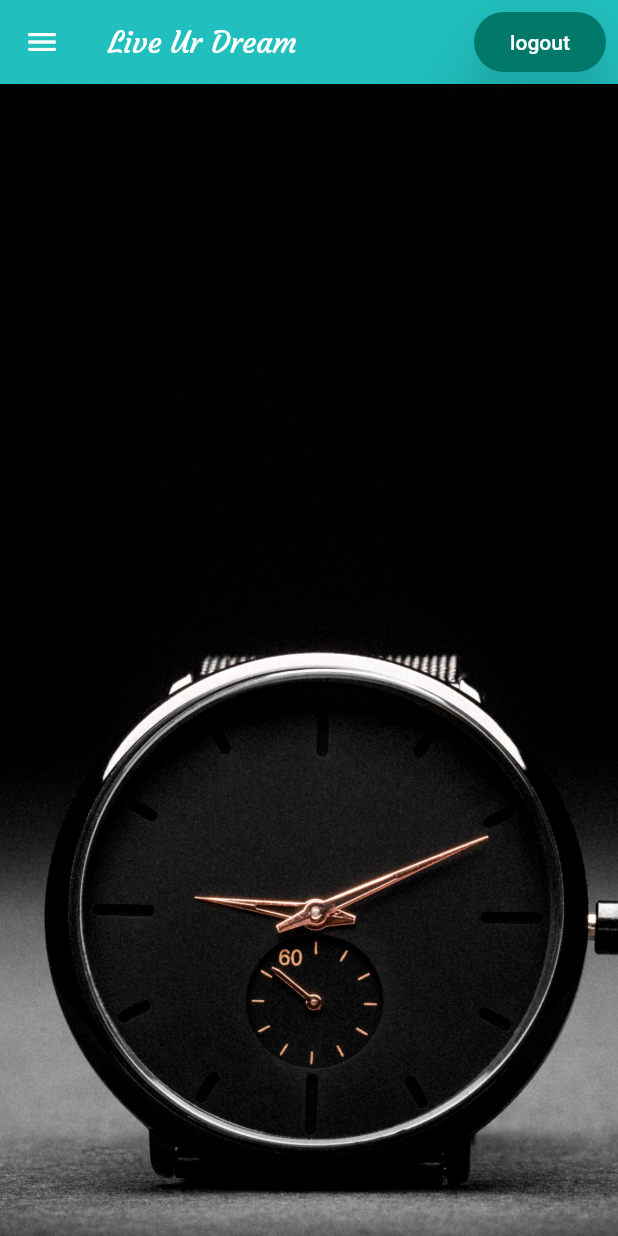
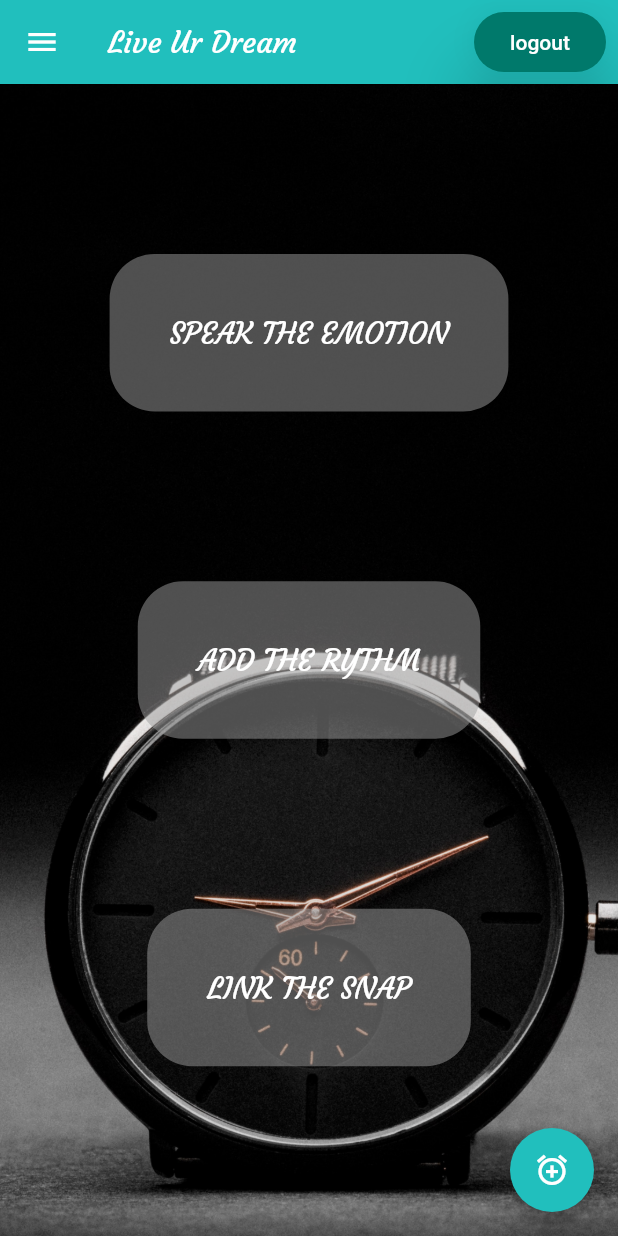
Before and after one commit to Manisha0027/Kick-L, a Flutter app: the screen it shows once a user with an empty profile is signed in, on a phone screen of 412 x 824 dp. Run offline on Flutter 3.47's test engine with Material 2 defaults, Android fonts, the phone set to English and light mode, and no system bars; our stand-ins replace cloud_firestore, firebase_auth, flutter_spinkit; accounts and stored records are empty.

Commit message:
kick -l page

```diff
--- a/kicklz/lib/home.dart
+++ b/kicklz/lib/home.dart
@@ -1,4 +1,5 @@
 import 'package:flutter/material.dart';
+import 'package:kicklz/SpeakTheEmotion.dart';
 import 'package:kicklz/auth.dart';
 
 class Home extends StatefulWidget {
@@ -7,23 +8,20 @@ class Home extends StatefulWidget {
 }
 
 class _HomeState extends State<Home> {
+  final AuthService _auth = AuthService();
 
-  final AuthService _auth  =  AuthService();
   @override
   Widget build(BuildContext context) {
     return Scaffold(
-       drawer:Drawer(
-
-       ),
+      drawer: Drawer(),
       appBar: AppBar(
         backgroundColor: Color(0xFF21BFBD),
-
-      title: Text("Live Ur Dream",
-      style: TextStyle(fontFamily: 'Courgette',
-      color: Colors.white,
-      fontSize: 20.0),
+        title: Text(
+          "Live Ur Dream",
+          style: TextStyle(
+              fontFamily: 'Courgette', color: Colors.white, fontSize: 20.0),
         ),
-    elevation:0.0,
+        elevation: 0.0,
         actions: <Widget>[
           Padding(
             padding: const EdgeInsets.all(8.0),
@@ -36,23 +34,92 @@ class _HomeState extends State<Home> {
               ),
               shape: RoundedRectangleBorder(
                   borderRadius: BorderRadius.circular(25.0)),
-                      onPressed: () async{
+              onPressed: () async {
                 await _auth.signOut();
               },
             ),
           ),
         ],
       ),
+      floatingActionButton: FloatingActionButton(
+        onPressed: () {},
+        backgroundColor: Color(0xFF21BFBD),
+        child: Icon(
+          Icons.alarm_add,
+          color: Colors.white,
+        ),
+      ),
       body: Container(
+        constraints: BoxConstraints.expand(),
         decoration: BoxDecoration(
           image: DecorationImage(
             image: AssetImage('images/backclock.jpg'),
             fit: BoxFit.cover,
           ),
         ),
-
+        child: Column(
+          mainAxisAlignment: MainAxisAlignment.spaceEvenly,
+          children: <Widget>[
+            RaisedButton(
+              focusElevation: 500.0,
+              elevation: 200.0,
+              onPressed: () {
+                Navigator.push(context,
+                  MaterialPageRoute(builder: (context) => SpeakTheEmotion()));
+              },
+              child: Text(
+                "SPEAK THE EMOTION",
+                style: TextStyle(
+                  color: Colors.white,
+                  //fontWeight: FontWeight.w600,
+                  fontFamily: 'Courgette',
+                  fontSize: 20,
                 ),
-
+              ),
+              shape: RoundedRectangleBorder(
+                  borderRadius: BorderRadius.circular(30.0)),
+              padding: EdgeInsets.all(40.0),
+              color: Colors.grey.withOpacity(0.5),
+            ),
+            RaisedButton(
+              focusElevation: 500.0,
+              elevation: 200.0,
+              onPressed: () {},
+              child: Text(
+                "ADD THE RYTHM",
+                style: TextStyle(
+                  color: Colors.white,
+                  //fontWeight: FontWeight.w600,
+                  fontFamily: 'Courgette',
+                  fontSize: 20,
+                ),
+              ),
+              shape: RoundedRectangleBorder(
+                  borderRadius: BorderRadius.circular(30.0)),
+              padding: EdgeInsets.all(40.0),
+              color: Colors.grey.withOpacity(0.5),
+            ),
+            RaisedButton(
+              focusElevation: 500.0,
+              elevation: 200.0,
+              onPressed: () {},
+              child: Text(
+                "LINK THE SNAP",
+                style: TextStyle(
+                  color: Colors.white,
+                  //fontWeight: FontWeight.w600,
+                  fontFamily: 'Courgette',
+                  fontSize: 20,
+                ),
+              ),
+              shape: RoundedRectangleBorder(
+                  borderRadius: BorderRadius.circular(30.0)),
+              padding: EdgeInsets.all(40.0),
+              color: Colors.grey.withOpacity(0.5),
+            ),
+          ],
+        ),
+      ),
     );
   }
 }
--- a/kicklz/lib/main.dart
+++ b/kicklz/lib/main.dart
@@ -1,4 +1,5 @@
 import 'package:flutter/material.dart';
+import 'package:kicklz/SpeakTheEmotion.dart';
 import 'package:kicklz/auth.dart';
 import 'package:kicklz/home.dart';
 import 'package:kicklz/login.dart';
```
Also changed, not shown: kicklz/lib/SpeakTheEmotion.dart (added, +64 -0 lines), kicklz/lib/createNotes.dart (added, +114 -0 lines). Lines whose indentation alone changed are shown as unchanged.
